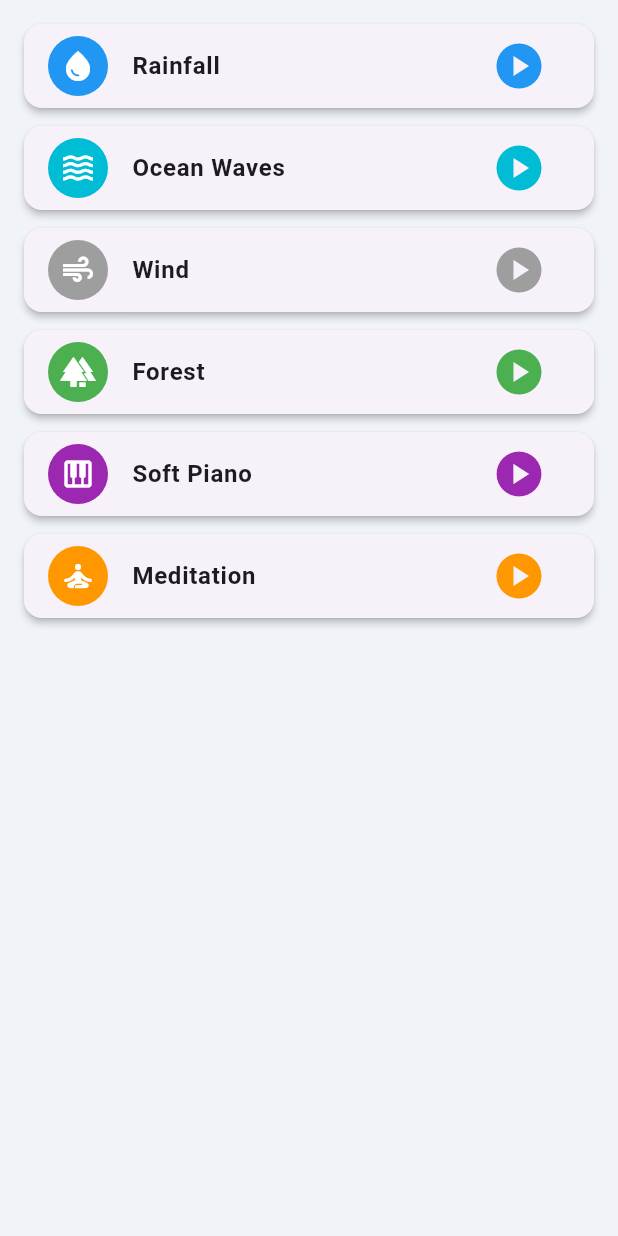
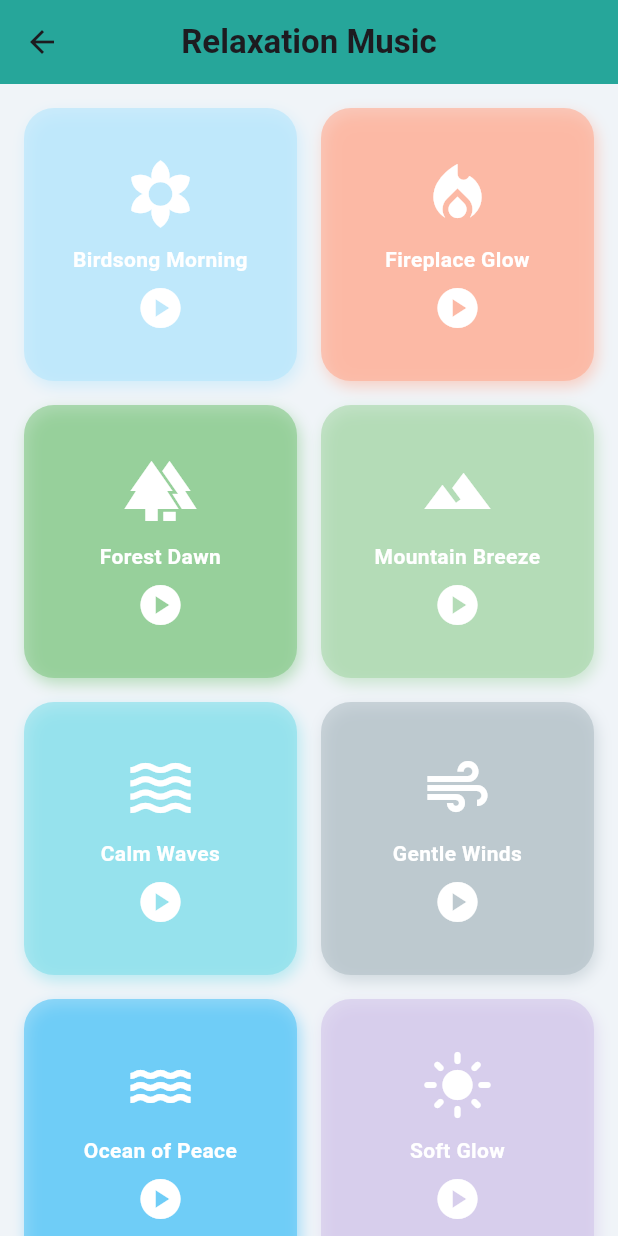
Before and after one commit to adilns786/stressrelief, a Flutter app: the MusicPage screen opened directly, on a phone screen of 412 x 824 dp. Run offline on Flutter 3.47's test engine with Material 3 defaults, Android fonts, the light colour scheme and no system bars; our stand-ins replace audioplayers.

Commit message:
added music feature

```diff
--- a/lib/main.dart
+++ b/lib/main.dart
@@ -1,6 +1,7 @@
 import 'package:flutter/material.dart';
 import 'dart:math';
 import 'dart:async';
+import 'package:audioplayers/audioplayers.dart';
 
 void main() {
   runApp(const StressLensApp());
@@ -112,6 +113,7 @@ class _HomePageState extends State<HomePage> {
     const MusicPage(),
     const MoodChartPage(),
     const DailyTipPage(),
+    const SettingsPage(),
   ];
   @override
   Widget build(BuildContext context) {
@@ -713,71 +715,195 @@ class _BreathingCircleState extends State<BreathingCircle>
   }
 }
 
-// Music Page
 class MusicPage extends StatefulWidget {
   const MusicPage({Key? key}) : super(key: key);
+
   @override
   State<MusicPage> createState() => _MusicPageState();
 }
 
 class _MusicPageState extends State<MusicPage> {
   String? _currentlyPlaying;
+  final AudioPlayer _audioPlayer = AudioPlayer();
+
+  // 🎵 Updated sound list with relevant names, icons, and colors
   final List<Map<String, dynamic>> _sounds = [
-    {'name': 'Rainfall', 'icon': Icons.water_drop, 'color': Colors.blue},
-    {'name': 'Ocean Waves', 'icon': Icons.waves, 'color': Colors.cyan},
-    {'name': 'Wind', 'icon': Icons.air, 'color': Colors.grey},
-    {'name': 'Forest', 'icon': Icons.forest, 'color': Colors.green},
-    {'name': 'Soft Piano', 'icon': Icons.piano, 'color': Colors.purple},
     {
-      'name': 'Meditation',
+      'name': 'Birdsong Morning',
+      'icon': Icons.filter_vintage,
+      'color': const Color(0xFFB3E5FC), // Light Blue
+      'file': 'birdsong.mp3',
+    },
+    {
+      'name': 'Fireplace Glow',
+      'icon': Icons.local_fire_department,
+      'color': const Color(0xFFFFAB91), // Warm Orange
+      'file': 'fireplace_glow.mp3',
+    },
+    {
+      'name': 'Forest Dawn',
+      'icon': Icons.forest,
+      'color': const Color(0xFF81C784), // Fresh Green
+      'file': 'forest_dawn.mp3',
+    },
+    {
+      'name': 'Mountain Breeze',
+      'icon': Icons.terrain,
+      'color': const Color(0xFFA5D6A7), // Cool Green
+      'file': 'mountain_breeze.mp3',
+    },
+    {
+      'name': 'Calm Waves',
+      'icon': Icons.waves,
+      'color': const Color(0xFF80DEEA), // Ocean Cyan
+      'file': 'calm_waves.mp3',
+    },
+    {
+      'name': 'Gentle Winds',
+      'icon': Icons.air,
+      'color': const Color(0xFFB0BEC5), // Soft Gray
+      'file': 'gentle_winds.mp3',
+    },
+    {
+      'name': 'Ocean of Peace',
+      'icon': Icons.water,
+      'color': const Color(0xFF4FC3F7), // Deep Aqua
+      'file': 'ocean_of_peace.mp3',
+    },
+    {
+      'name': 'Soft Glow',
+      'icon': Icons.light_mode,
+      'color': const Color(0xFFD1C4E9), // Lavender
+      'file': 'soft_glow.mp3',
+    },
+    {
+      'name': 'Thunderstorm Calm',
+      'icon': Icons.flash_on,
+      'color': const Color(0xFF90A4AE), // Storm Gray
+      'file': 'thunderstorm_calm.mp3',
+    },
+    {
+      'name': 'Tranquil Paths',
+      'icon': Icons.spa,
+      'color': const Color(0xFFCE93D8), // Soft Purple
+      'file': 'tranquil_paths.mp3',
+    },
+    {
+      'name': 'Electric Sunset',
+      'icon': Icons.sunny,
+      'color': const Color(0xFFFFCC80), // Sunset Orange
+      'file': 'electric_sunset.mp3',
+    },
+    {
+      'name': 'Feel the Flow',
       'icon': Icons.self_improvement,
-      'color': Colors.orange,
+      'color': const Color(0xFFFFE082), // Calm Yellow
+      'file': 'feel_the_flow.mp3',
+    },
+    {
+      'name': 'Groove Wave',
+      'icon': Icons.graphic_eq,
+      'color': const Color(0xFF80CBC4), // Teal
+      'file': 'groove_wave.mp3',
+    },
+    {
+      'name': 'Retro Vibes',
+      'icon': Icons.music_note,
+      'color': const Color(0xFFBA68C8), // Purple
+      'file': 'retro_vibes.mp3',
+    },
+    {
+      'name': 'Soulful Symphony',
+      'icon': Icons.piano,
+      'color': const Color(0xFFF48FB1), // Rose Pink
+      'file': 'soulful_symphony.mp3',
     },
   ];
+
+  Future<void> _togglePlay(String fileName, String name) async {
+    if (_currentlyPlaying == name) {
+      await _audioPlayer.stop();
+      setState(() => _currentlyPlaying = null);
+    } else {
+      await _audioPlayer.stop();
+      await _audioPlayer.play(AssetSource(fileName));
+      setState(() => _currentlyPlaying = name);
+    }
+  }
+
+  @override
+  void dispose() {
+    _audioPlayer.dispose();
+    super.dispose();
+  }
+
   @override
   Widget build(BuildContext context) {
-    return ListView.builder(
+    return Scaffold(
+      appBar: AppBar(
+        title: const Text(
+          "Relaxation Music",
+          style: TextStyle(fontWeight: FontWeight.bold),
+        ),
+        centerTitle: true,
+        backgroundColor: Colors.teal[400],
+      ),
+      body: GridView.builder(
         padding: const EdgeInsets.all(16),
+        gridDelegate: const SliverGridDelegateWithFixedCrossAxisCount(
+          crossAxisCount: 2,
+          crossAxisSpacing: 16,
+          mainAxisSpacing: 16,
+          childAspectRatio: 1,
+        ),
         itemCount: _sounds.length,
         itemBuilder: (context, index) {
           final sound = _sounds[index];
           final isPlaying = _currentlyPlaying == sound['name'];
-        return Card(
-          margin: const EdgeInsets.only(bottom: 12),
-          elevation: 2,
-          shape: RoundedRectangleBorder(
-            borderRadius: BorderRadius.circular(12),
+
+          return GestureDetector(
+            onTap: () => _togglePlay(sound['file'], sound['name']),
+            child: AnimatedContainer(
+              duration: const Duration(milliseconds: 300),
+              decoration: BoxDecoration(
+                color:
+                    isPlaying
+                        ? sound['color'].withOpacity(0.9)
+                        : sound['color'].withOpacity(0.6),
+                borderRadius: BorderRadius.circular(20),
+                boxShadow: [
+                  BoxShadow(
+                    color: sound['color'].withOpacity(0.5),
+                    blurRadius: 8,
+                    offset: const Offset(2, 4),
                   ),
-          child: ListTile(
-            leading: CircleAvatar(
-              backgroundColor: sound['color'],
-              child: Icon(sound['icon'], color: Colors.white),
+                ],
               ),
-            title: Text(
+              child: Column(
+                mainAxisAlignment: MainAxisAlignment.center,
+                children: [
+                  Icon(sound['icon'], size: 48, color: Colors.white),
+                  const SizedBox(height: 10),
+                  Text(
                     sound['name'],
-              style: const TextStyle(fontWeight: FontWeight.bold),
+                    style: const TextStyle(
+                      fontWeight: FontWeight.w600,
+                      color: Colors.white,
                     ),
-            trailing: IconButton(
-              icon: Icon(isPlaying ? Icons.pause_circle : Icons.play_circle),
-              iconSize: 36,
-              color: sound['color'],
-              onPressed: () {
-                setState(() {
-                  _currentlyPlaying = isPlaying ? null : sound['name'];
-                });
-                ScaffoldMessenger.of(context).showSnackBar(
-                  SnackBar(
-                    content: Text(
-                      isPlaying ? 'Paused' : 'Playing ${sound['name']}',
+                    textAlign: TextAlign.center,
                   ),
-                    duration: const Duration(seconds: 1),
+                  const SizedBox(height: 6),
+                  Icon(
+                    isPlaying ? Icons.pause_circle : Icons.play_circle,
+                    color: Colors.white,
+                    size: 32,
+                  ),
+                ],
+              ),
             ),
           );
         },
       ),
-          ),
-        );
-      },
     );
   }
 }
```
Also changed, not shown: pubspec.yaml (+25 -0 lines), pubspec.lock, 22 other files. Lines whose indentation alone changed are shown as unchanged.
